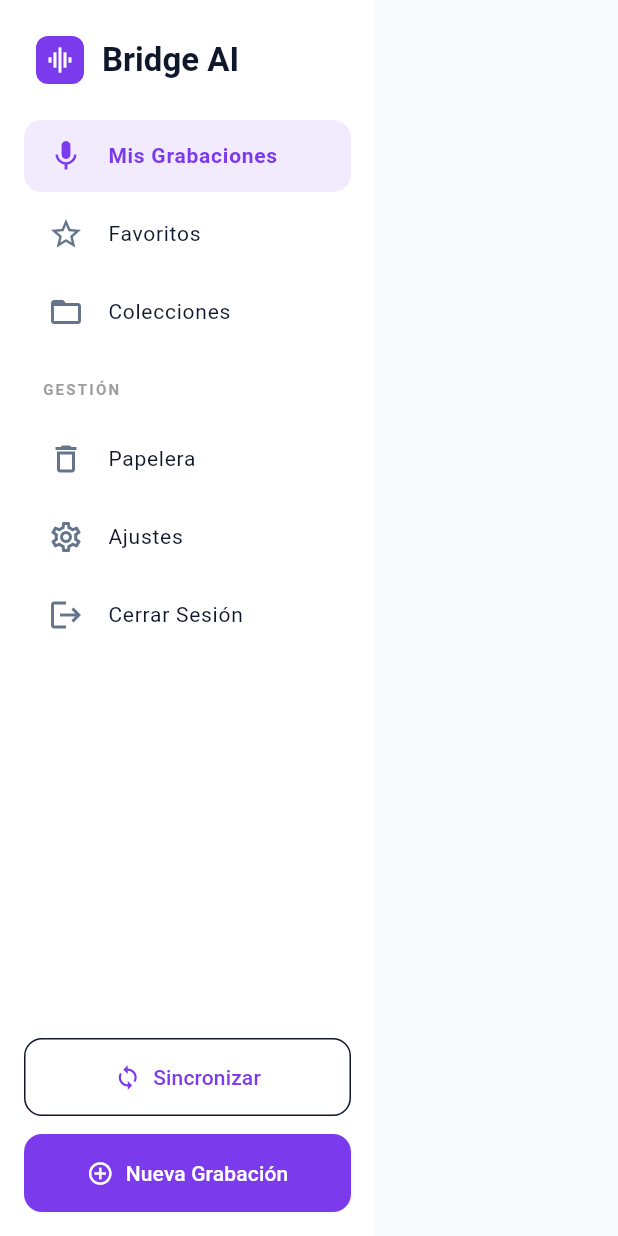
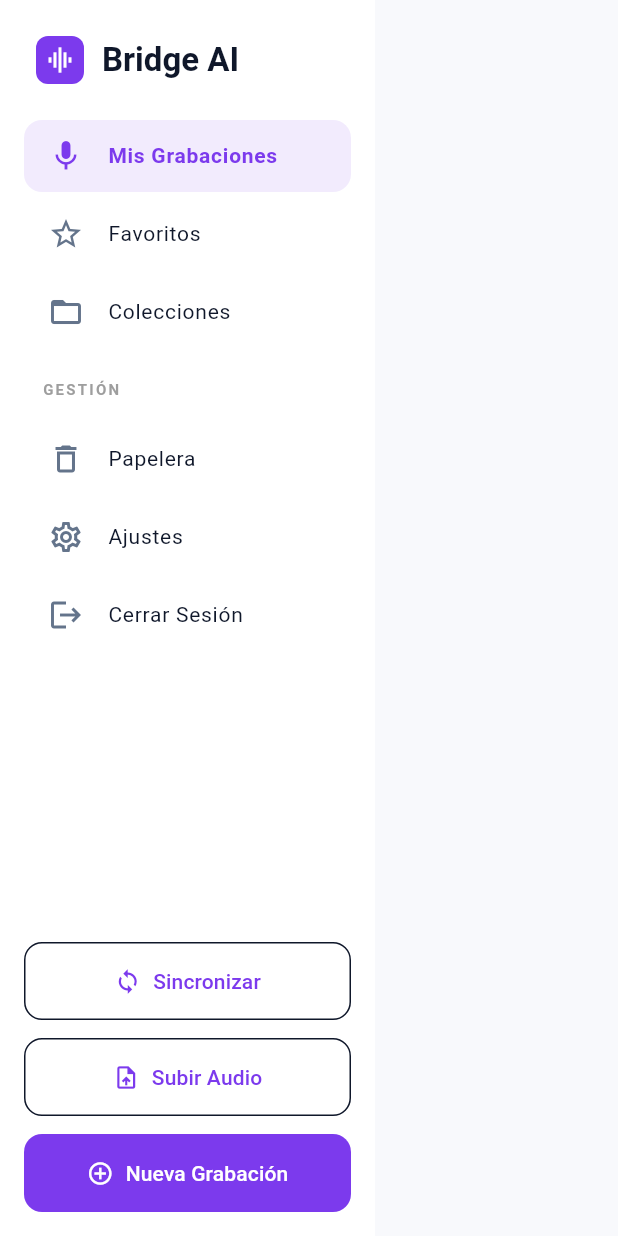
Before and after one commit to NakaPlz/Test_grabadora, a Flutter app: the AppSidebar widget shown alone on an empty page, opened directly with empty values, on a phone screen of 412 x 824 dp. Run offline on Flutter 3.47's test engine with Material 3 defaults, Android fonts, the light colour scheme and no system bars; our stand-ins replace audioplayers, file_picker, flutter_secure_storage, permission_handler, shared_preferences, webview_flutter; missing offline and left inert: record, webview_windows; accounts and stored records are empty; network calls fail.

Commit message:
feat: Add manual audio file upload across desktop and mobile

```diff
--- a/frontend/lib/features/home/presentation/pages/desktop_home_layout.dart
+++ b/frontend/lib/features/home/presentation/pages/desktop_home_layout.dart
@@ -20,6 +20,7 @@ class DesktopHomeLayout extends StatefulWidget {
   final VoidCallback onRefresh;
   final VoidCallback onLogout;
   final VoidCallback onSync;
+  final VoidCallback onUpload;
   final Function(Recording) onToggleFavorite;
   final List<Collection> collections;
   final Function(String name) onCreateCollection;
@@ -41,6 +42,7 @@ class DesktopHomeLayout extends StatefulWidget {
     required this.onRefresh,
     required this.onLogout,
     required this.onSync,
+    required this.onUpload,
     required this.onToggleFavorite,
     required this.collections,
     required this.onCreateCollection,
@@ -237,6 +239,7 @@ class _DesktopHomeLayoutState extends State<DesktopHomeLayout> {
                             ));
                   },
                   onSync: widget.onSync,
+                  onUpload: widget.onUpload,
                   onLogout: widget.onLogout,
                   currentSection: widget.currentSection,
                   onSectionChanged: _onSectionChanged,
--- a/frontend/lib/features/home/presentation/widgets/app_sidebar.dart
+++ b/frontend/lib/features/home/presentation/widgets/app_sidebar.dart
@@ -5,6 +5,7 @@ enum SidebarSection { all, favorites, collections, trash, settings }
 class AppSidebar extends StatelessWidget {
   final VoidCallback onNewRecording;
   final VoidCallback onSync;
+  final VoidCallback onUpload;
   final VoidCallback onLogout;
   final SidebarSection currentSection;
   final ValueChanged<SidebarSection> onSectionChanged;
@@ -13,6 +14,7 @@ class AppSidebar extends StatelessWidget {
     super.key,
     required this.onNewRecording,
     required this.onSync,
+    required this.onUpload,
     required this.onLogout,
     required this.currentSection,
     required this.onSectionChanged,
@@ -136,6 +138,19 @@ class AppSidebar extends StatelessWidget {
                   ),
                 ),
                 const SizedBox(height: 12),
+                OutlinedButton.icon(
+                  onPressed: onUpload,
+                  icon: const Icon(Icons.upload_file),
+                  label: const Text("Subir Audio"),
+                  style: OutlinedButton.styleFrom(
+                    padding: const EdgeInsets.symmetric(vertical: 16),
+                    minimumSize: const Size(double.infinity, 0),
+                    shape: RoundedRectangleBorder(
+                      borderRadius: BorderRadius.circular(12),
+                    ),
+                  ),
+                ),
+                const SizedBox(height: 12),
                 FilledButton.icon(
                   onPressed: onNewRecording,
                   icon: const Icon(Icons.add_circle_outline),
```
Also changed, not shown: frontend/lib/features/home/presentation/pages/home_page.dart (+45 -0 lines), frontend/lib/features/home/presentation/pages/mobile_home_layout.dart (+8 -1 lines).
